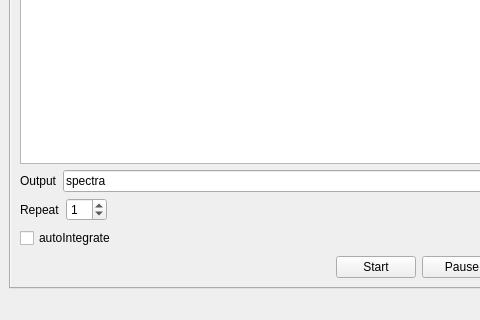
This is piccolo2/player/player.ui in TeamPiccolo/piccolo2-player as Qt 5 draws it before an edit; both pictures show x 0 to 480 and y 350 to 670 of the 780 by 670 pixel window. The edited form follows.
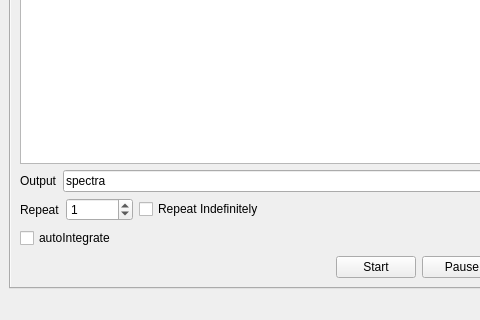
This is the edited form. The open tabs and pages were chosen to show the change. Custom widgets are drawn as their Qt base class.

Commit message: added buttons to toggle spectrometers on/off (no functionality yet

Patch:
```diff
--- a/piccolo2/player/player.ui
+++ b/piccolo2/player/player.ui
@@ -368,6 +368,9 @@
               <property name="statusTip">
                <string/>
               </property>
+              <property name="maximum">
+               <number>999999</number>
+              </property>
               <property name="value">
                <number>1</number>
               </property>
@@ -375,6 +378,13 @@
             </item>
            </layout>
           </item>
+          <item>
+           <widget class="QCheckBox" name="infRepeat">
+            <property name="text">
+             <string>Repeat Indefinitely</string>
+            </property>
+           </widget>
+          </item>
           <item>
            <spacer name="horizontalSpacer_2">
             <property name="orientation">
```
Left out of the diff: 2 changed lines with no effect on the pictures. The commit also changes 1 other file.
